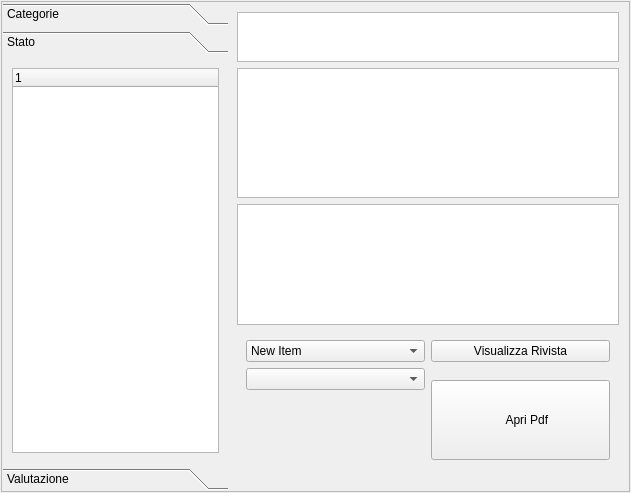
Old version of the form bookmarkgui.ui in the repository simon-r/LeScienze500.
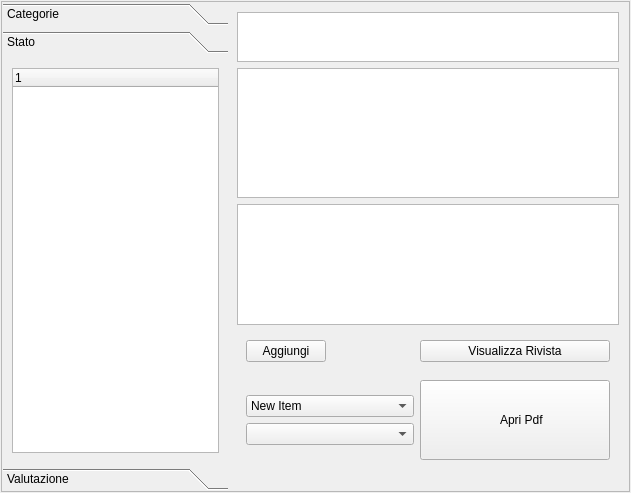
New version of the form. The open tabs and pages were chosen to show the change. Icons and pictures are not drawn.

The edit to the form file:
```diff
--- a/bookmarkgui.ui
+++ b/bookmarkgui.ui
@@ -208,14 +208,20 @@
              <enum>QFrame::Raised</enum>
             </property>
             <layout class="QGridLayout" name="gridLayout_2">
-             <item row="1" column="1">
+             <item row="1" column="2">
               <widget class="QPushButton" name="OpenReview">
+               <property name="minimumSize">
+                <size>
+                 <width>190</width>
+                 <height>0</height>
+                </size>
+               </property>
                <property name="text">
                 <string>Visualizza Rivista</string>
                </property>
               </widget>
              </item>
-             <item row="2" column="1" rowspan="4">
+             <item row="2" column="2" rowspan="4">
               <widget class="QPushButton" name="OpenPDF">
                <property name="minimumSize">
                 <size>
@@ -238,7 +244,10 @@
                </property>
               </widget>
              </item>
-             <item row="1" column="0">
+             <item row="4" column="0" colspan="2">
+              <widget class="QComboBox" name="State"/>
+             </item>
+             <item row="3" column="0" colspan="2">
               <widget class="QComboBox" name="Evaluation">
                <property name="locale">
                 <locale language="Italian" country="Switzerland"/>
@@ -263,8 +272,35 @@
                </item>
               </widget>
              </item>
-             <item row="2" column="0">
-              <widget class="QComboBox" name="State"/>
+             <item row="1" column="0">
+              <widget class="QPushButton" name="AddFavorite">
+               <property name="maximumSize">
+                <size>
+                 <width>16777215</width>
+                 <height>16777215</height>
+                </size>
+               </property>
+               <property name="text">
+                <string>Aggiungi</string>
+               </property>
+               <property name="icon">
+                <iconset resource="crystal.qrc">
+                 <normaloff>:/icons/crystal/1leftarrow-256.png</normaloff>:/icons/crystal/1leftarrow-256.png</iconset>
+               </property>
+              </widget>
+             </item>
+             <item row="1" column="1">
+              <spacer name="horizontalSpacer">
+               <property name="orientation">
+                <enum>Qt::Horizontal</enum>
+               </property>
+               <property name="sizeHint" stdset="0">
+                <size>
+                 <width>40</width>
+                 <height>20</height>
+                </size>
+               </property>
+              </spacer>
              </item>
             </layout>
            </widget>
```
Left out of the diff: 8 changed lines with no effect on the pictures.
